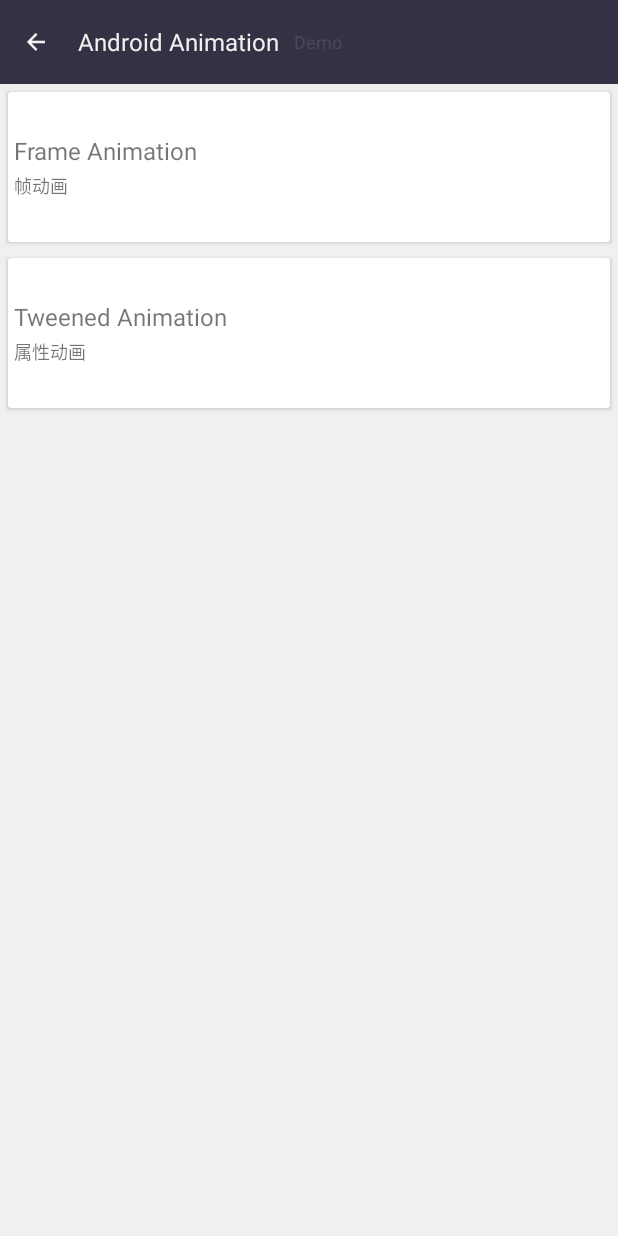
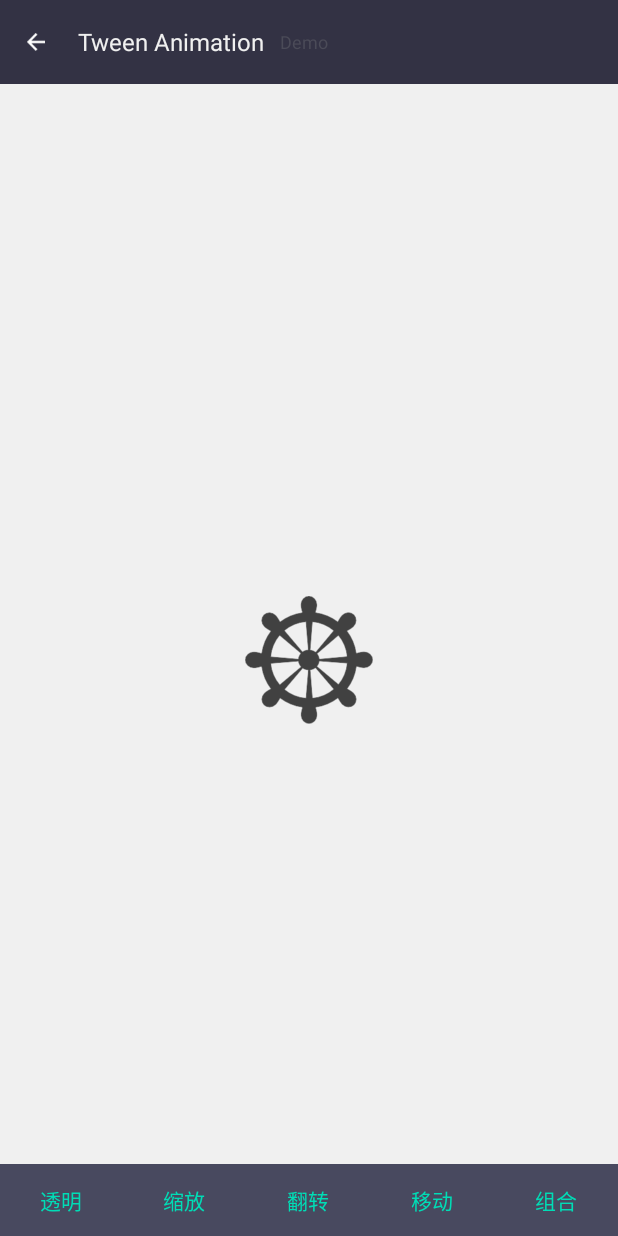
Before and after one commit to leitana/CustomView, an Android app: the AnimationMainActivity screen opened directly, with no data from a screen before it, after a tap on "Tweened Animation", on a phone screen of 412 x 824 dp. Run offline under Robolectric (Android 15) with nearby library versions, the phone set to English and light mode, and no system bars; our stand-ins replace ButterKnife; libraries missing offline, so code that uses them is left out: com.orhanobut.logger.

Commit message:
tween animation

```diff
--- a/app/src/main/AndroidManifest.xml
+++ b/app/src/main/AndroidManifest.xml
@@ -22,6 +22,7 @@
         <activity android:name=".recyclerview.XRecyclerViewActivity" />
         <activity android:name=".animation.AnimationMainActivity" />
         <activity android:name=".animation.FrameAnimationActivity" />
+        <activity android:name=".animation.TweenAnimationActivity" />
     </application>
 
 </manifest>
--- a/app/src/main/java/custom/lx/com/customview/animation/AnimationMainActivity.java
+++ b/app/src/main/java/custom/lx/com/customview/animation/AnimationMainActivity.java
@@ -53,6 +53,10 @@ public class AnimationMainActivity extends BaseActivity {
                         intent.setClass(AnimationMainActivity.this, FrameAnimationActivity.class);
                         startActivity(intent);
                         break;
+                    case 1:
+                        intent.setClass(AnimationMainActivity.this, TweenAnimationActivity.class);
+                        startActivity(intent);
+                        break;
                     default:
                         break;
                 }
@@ -70,8 +74,13 @@ public class AnimationMainActivity extends BaseActivity {
 
         HomeBean tweened = new HomeBean();
         tweened.setTitle("Tweened Animation");
-        tweened.setContent("属性动画");
+        tweened.setContent("补间动画");
         homeBeanList.add(tweened);
+
+        HomeBean property = new HomeBean();
+        property.setTitle("Property Animation");
+        property.setContent("属性动画");
+        homeBeanList.add(property);
     }
 
     public class MyAdapter extends BaseRecyclerAdapter<HomeBean>{
--- /dev/null
+++ b/app/src/main/java/custom/lx/com/customview/animation/TweenAnimationActivity.java
@@ -0,0 +1,138 @@
+package custom.lx.com.customview.animation;
+
+import android.os.Bundle;
+import android.support.annotation.Nullable;
+import android.view.View;
+import android.view.animation.Animation;
+import android.view.animation.AnimationSet;
+import android.view.animation.AnimationUtils;
+import android.view.animation.RotateAnimation;
+import android.view.animation.TranslateAnimation;
+import android.widget.Button;
+import android.widget.ImageView;
+import android.widget.Toast;
+
+import butterknife.BindView;
+import butterknife.ButterKnife;
+import butterknife.OnClick;
+import custom.lx.com.customview.R;
+import custom.lx.com.customview.base.BaseActivity;
+
+/**
+ * Created by 11300 on 2017/8/22.
+ */
+
+public class TweenAnimationActivity extends BaseActivity {
+    @BindView(R.id.bt_alpha)
+    Button btAlpha;
+    @BindView(R.id.bt_scale)
+    Button btScale;
+    @BindView(R.id.bt_rotate)
+    Button btRotate;
+    @BindView(R.id.bt_translate)
+    Button btTranslate;
+    @BindView(R.id.tb_set)
+    Button tbSet;
+    @BindView(R.id.iv_wheel)
+    ImageView ivWheel;
+
+    private Animation alphaAnimation;
+    private Animation scaleAnimation;
+    private AnimationSet animationSet;
+
+    /**
+     *
+     AccelerateInterpolator 加速，开始时慢中间加速
+
+     DecelerateInterpolator 减速，开始时快然后减速
+
+     AccelerateDecelerateInterolator 先加速后减速，开始结束时慢，中间加速
+
+     AnticipateInterpolator 反向，先向相反方向改变一段再加速播放
+
+     AnticipateOvershootInterpolator 反向加超越，先向相反方向改变，再加速播放，会超出目的值然后缓慢移动至目的值
+
+     BounceInterpolator 跳跃，快到目的值时值会跳跃，如目的值100，后面的值可能依次为85，77，70，80，90，100
+
+     CycleIinterpolator 循环，动画循环一定次数，值的改变为一正弦函数：Math.sin(2* mCycles* Math.PI* input)
+
+     LinearInterpolator 线性，线性均匀改变
+
+     OvershootInterpolator超越，最后超出目的值然后缓慢改变到目的值
+     * @param savedInstanceState
+     */
+
+    @Override
+    protected void onCreate(@Nullable Bundle savedInstanceState) {
+        super.onCreate(savedInstanceState);
+        setContentView(R.layout.activity_tween);
+        ButterKnife.bind(this);
+        setBackBtn();
+        setTitle("Tween Animation");
+        //加载xml资源里面的动画
+        alphaAnimation = AnimationUtils.loadAnimation(TweenAnimationActivity.this, R.anim.anim_alpha);
+        scaleAnimation = AnimationUtils.loadAnimation(TweenAnimationActivity.this, R.anim.anim_scale);
+        animationSet = (AnimationSet) AnimationUtils.loadAnimation(this, R.anim.anim_set);
+
+        /**
+         * 动画监听器
+         */
+        alphaAnimation.setAnimationListener(new Animation.AnimationListener() {
+            @Override
+            public void onAnimationStart(Animation animation) {
+                //动画开始时调用
+                Toast.makeText(TweenAnimationActivity.this, "start", Toast.LENGTH_SHORT).show();
+            }
+
+            @Override
+            public void onAnimationEnd(Animation animation) {
+                //动画结束时调用
+                Toast.makeText(TweenAnimationActivity.this, "end", Toast.LENGTH_SHORT).show();
+            }
+
+            @Override
+            public void onAnimationRepeat(Animation animation) {
+                //动画重复时调用
+                Toast.makeText(TweenAnimationActivity.this, "repetition", Toast.LENGTH_SHORT).show();
+            }
+        });
+    }
+
+    @OnClick({R.id.bt_alpha, R.id.bt_scale, R.id.bt_rotate, R.id.bt_translate, R.id.tb_set})
+    public void onViewClicked(View view) {
+        switch (view.getId()) {
+            case R.id.bt_alpha:
+//                Animation alphaAnimation = AnimationUtils.loadAnimation(this, R.anim.anim_alpha);
+                ivWheel.startAnimation(alphaAnimation);
+                break;
+            case R.id.bt_scale:
+//                Animation scaleAnimation = new ScaleAnimation(0.0f, 1.5f, 0.0f, 1.5f, Animation.RELATIVE_TO_SELF, 0.5f, Animation.RELATIVE_TO_SELF, 0.5f);
+//                scaleAnimation.setDuration(500);//设置动画持续时间为500毫秒
+//                scaleAnimation.setFillAfter(false);//如果fillAfter的值为true,则动画执行后，控件将停留在执行结束的状态
+//                scaleAnimation.setFillBefore(true);//如果fillBefore的值为true，则动画执行后，控件将回到动画执行之前的状态
+//                scaleAnimation.setRepeatCount(3);//设置动画循环次数
+//                scaleAnimation.setRepeatMode(Animation.REVERSE);
+//                scaleAnimation.setStartOffset(0);
+//                scaleAnimation.setInterpolator(this, android.R.anim.decelerate_interpolator);//设置动画插入器
+                ivWheel.startAnimation(scaleAnimation);
+                break;
+            case R.id.bt_rotate:
+                Animation rotateAnimation = new RotateAnimation(0, 360, Animation.RELATIVE_TO_SELF, 0.5f, Animation.RELATIVE_TO_SELF, 0.5f);
+                rotateAnimation.setDuration(500);
+                rotateAnimation.setFillAfter(true);
+                rotateAnimation.setInterpolator(this, android.R.anim.accelerate_decelerate_interpolator);//设置动画插入器
+                ivWheel.startAnimation(rotateAnimation);
+                break;
+            case R.id.bt_translate:
+                Animation translateAnimation = new TranslateAnimation(0, 100, 0, 0);
+                translateAnimation.setDuration(500);
+                translateAnimation.setInterpolator(this, android.R.anim.cycle_interpolator);//设置动画插入器
+                translateAnimation.setFillAfter(true);//设置动画结束后保持当前的位置（即不返回到动画开始前的位置）
+                ivWheel.startAnimation(translateAnimation);
+                break;
+            case R.id.tb_set:
+                ivWheel.startAnimation(animationSet);
+                break;
+        }
+    }
+}
--- /dev/null
+++ b/app/src/main/res/anim/anim_alpha.xml
@@ -0,0 +1,14 @@
+<?xml version="1.0" encoding="utf-8"?>
+<alpha xmlns:android="http://schemas.android.com/apk/res/android"
+    android:duration="500"
+    android:fillAfter="false"
+    android:fromAlpha="1.0"
+    android:toAlpha="0.0">
+</alpha>
+
+<!--
+    fromAlpha:开始时透明度
+    toAlpha： 结束时透明度
+    duration：动画持续时间
+    fillAfter：设置动画结束后保持当前的位置
+-->
--- /dev/null
+++ b/app/src/main/res/anim/anim_rotate.xml
@@ -0,0 +1,15 @@
+<?xml version="1.0" encoding="utf-8"?>
+<rotate xmlns:android="http://schemas.android.com/apk/res/android"
+    android:duration="500"
+    android:fromDegrees="0"
+    android:interpolator="@android:anim/accelerate_decelerate_interpolator"
+    android:pivotX="50%"
+    android:pivotY="50%"
+    android:toDegrees="-360" />
+
+<!--
+fromDegrees 动画开始时的角度
+toDegrees 动画结束时物件的旋转角度,正代表顺时针
+pivotX 属性为动画相对于物件的X坐标的开始位置
+pivotY 属性为动画相对于物件的Y坐标的开始位置
+-->
--- /dev/null
+++ b/app/src/main/res/anim/anim_set.xml
@@ -0,0 +1,19 @@
+<?xml version="1.0" encoding="utf-8"?>
+<set xmlns:android="http://schemas.android.com/apk/res/android">
+    <alpha
+        android:duration="500"
+        android:fromAlpha="1.0"
+        android:toAlpha="0.0" />
+    <scale
+        android:duration="500"
+        android:fromXScale="0.0"
+        android:fromYScale="0.0"
+        android:interpolator="@android:anim/decelerate_interpolator"
+        android:pivotX="50%"
+        android:pivotY="50%"
+        android:repeatCount="1"
+        android:repeatMode="reverse"
+        android:startOffset="0"
+        android:toXScale="1.5"
+        android:toYScale="1.5" />
+</set>
--- /dev/null
+++ b/app/src/main/res/anim/anim_translate.xml
@@ -0,0 +1,13 @@
+<?xml version="1.0" encoding="utf-8"?>
+<translate xmlns:android="http://schemas.android.com/apk/res/android"
+    android:duration="500"
+    android:fromXDelta="100"
+    android:fromYDelta="0"
+    android:interpolator="@android:anim/cycle_interpolator"
+    android:toXDelta="0"
+    android:toYDelta="0">
+</translate>
+<!--
+fromXDelta,fromYDelta 起始时X，Y座标,屏幕右下角的座标是X:320,Y:480
+toXDelta， toYDelta 动画结束时X,Y的座标
+-->
--- /dev/null
+++ b/app/src/main/res/layout/activity_tween.xml
@@ -0,0 +1,60 @@
+<?xml version="1.0" encoding="utf-8"?>
+<RelativeLayout xmlns:android="http://schemas.android.com/apk/res/android"
+    android:orientation="vertical"
+    android:layout_width="match_parent"
+    android:layout_height="match_parent"
+    android:background="@color/bg">
+    <LinearLayout
+        android:layout_width="match_parent"
+        android:layout_height="wrap_content"
+        android:layout_alignParentBottom="true"
+        android:orientation="horizontal"
+        android:clickable="false">
+        <Button
+            android:id="@+id/bt_alpha"
+            android:layout_width="0dp"
+            android:layout_weight="1"
+            android:layout_height="wrap_content"
+            android:background="@color/txt_color"
+            android:textColor="@color/clickspan_color"
+            android:text="透明"/>
+        <Button
+            android:id="@+id/bt_scale"
+            android:layout_width="0dp"
+            android:layout_weight="1"
+            android:layout_height="wrap_content"
+            android:background="@color/txt_color"
+            android:textColor="@color/clickspan_color"
+            android:text="缩放"/>
+        <Button
+            android:id="@+id/bt_rotate"
+            android:layout_width="0dp"
+            android:layout_weight="1"
+            android:layout_height="wrap_content"
+            android:background="@color/txt_color"
+            android:textColor="@color/clickspan_color"
+            android:text="翻转"/>
+        <Button
+            android:id="@+id/bt_translate"
+            android:layout_width="0dp"
+            android:layout_weight="1"
+            android:layout_height="wrap_content"
+            android:background="@color/txt_color"
+            android:textColor="@color/clickspan_color"
+            android:text="移动"/>
+        <Button
+            android:id="@+id/tb_set"
+            android:layout_width="0dp"
+            android:layout_weight="1"
+            android:layout_height="wrap_content"
+            android:background="@color/txt_color"
+            android:textColor="@color/clickspan_color"
+            android:text="组合"/>
+    </LinearLayout>
+    <ImageView
+        android:id="@+id/iv_wheel"
+        android:layout_width="wrap_content"
+        android:layout_height="wrap_content"
+        android:layout_centerInParent="true"
+        android:src="@mipmap/ic_wheel"/>
+</RelativeLayout>
```
Also changed, not shown: app/src/main/res/anim/anim_scale.xml (added, +26 -0 lines), app/src/main/res/mipmap-hdpi/ic_wheel.png (added).
